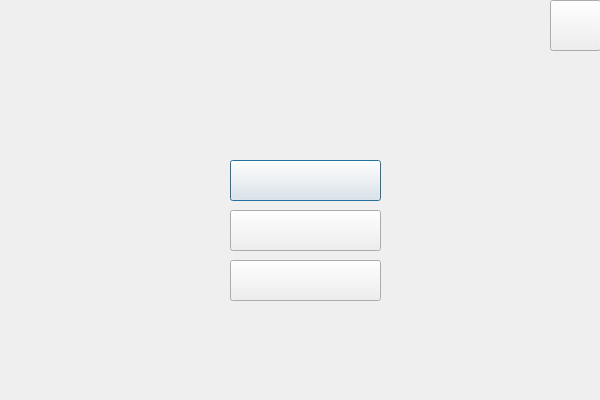
Before: the Qt Designer form Gui/start.ui in Xuyanche/Thunder, drawn with Qt 5.
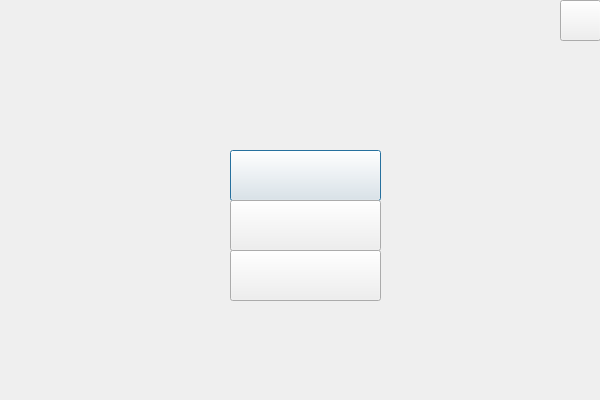
After: the same form once the commit is applied.

Patch:
```diff
--- a/Gui/start.ui
+++ b/Gui/start.ui
@@ -17,9 +17,9 @@
    <property name="geometry">
     <rect>
      <x>230</x>
-     <y>160</y>
+     <y>150</y>
      <width>151</width>
-     <height>41</height>
+     <height>51</height>
     </rect>
    </property>
    <property name="text">
@@ -30,9 +30,9 @@
    <property name="geometry">
     <rect>
      <x>170</x>
-     <y>70</y>
+     <y>60</y>
      <width>271</width>
-     <height>71</height>
+     <height>81</height>
     </rect>
    </property>
    <property name="text">
@@ -43,9 +43,9 @@
    <property name="geometry">
     <rect>
      <x>230</x>
-     <y>210</y>
+     <y>200</y>
      <width>151</width>
-     <height>41</height>
+     <height>51</height>
     </rect>
    </property>
    <property name="text">
@@ -56,9 +56,9 @@
    <property name="geometry">
     <rect>
      <x>230</x>
-     <y>260</y>
+     <y>250</y>
      <width>151</width>
-     <height>41</height>
+     <height>51</height>
     </rect>
    </property>
    <property name="text">
@@ -68,10 +68,10 @@
   <widget class="QPushButton" name="quitbutton">
    <property name="geometry">
     <rect>
-     <x>550</x>
+     <x>560</x>
      <y>0</y>
-     <width>51</width>
-     <height>51</height>
+     <width>41</width>
+     <height>41</height>
     </rect>
    </property>
    <property name="text">
```
